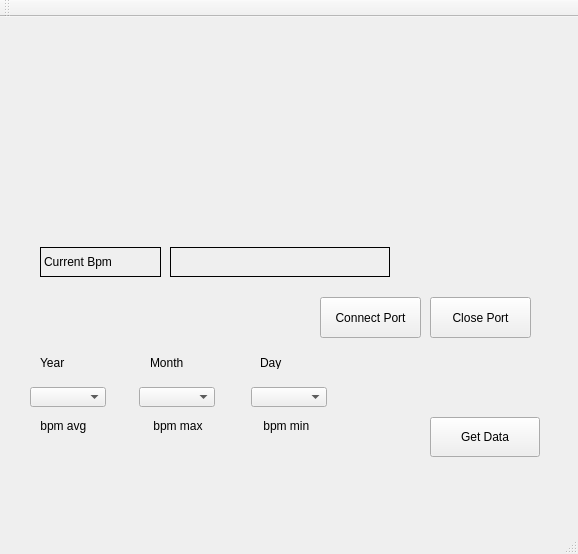
This is mainwindow.ui in twowings1029/Real_pro as Qt 5 draws it before an edit. The edited form follows.
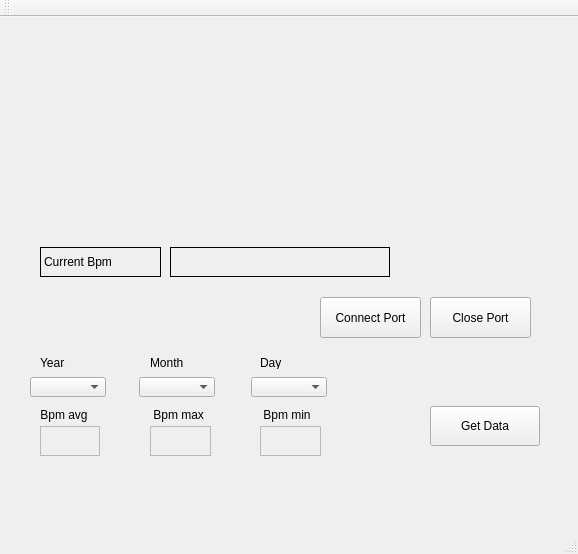
This is the edited form.

```diff
--- a/mainwindow.ui
+++ b/mainwindow.ui
@@ -89,7 +89,7 @@
     <property name="geometry">
      <rect>
       <x>430</x>
-      <y>400</y>
+      <y>389</y>
       <width>110</width>
       <height>40</height>
      </rect>
@@ -102,7 +102,7 @@
     <property name="geometry">
      <rect>
       <x>30</x>
-      <y>370</y>
+      <y>360</y>
       <width>76</width>
       <height>20</height>
      </rect>
@@ -112,7 +112,7 @@
     <property name="geometry">
      <rect>
       <x>139</x>
-      <y>370</y>
+      <y>360</y>
       <width>76</width>
       <height>20</height>
      </rect>
@@ -122,7 +122,7 @@
     <property name="geometry">
      <rect>
       <x>251</x>
-      <y>370</y>
+      <y>360</y>
       <width>76</width>
       <height>20</height>
      </rect>
@@ -171,24 +171,27 @@
     <property name="geometry">
      <rect>
       <x>37</x>
-      <y>401</y>
+      <y>390</y>
       <width>53</width>
       <height>16</height>
      </rect>
     </property>
     <property name="text">
-     <string> bpm avg</string>
+     <string> Bpm avg</string>
     </property>
    </widget>
    <widget class="QLabel" name="bpm_avg_label">
     <property name="geometry">
      <rect>
       <x>40</x>
-      <y>430</y>
-      <width>81</width>
-      <height>31</height>
+      <y>409</y>
+      <width>60</width>
+      <height>30</height>
      </rect>
     </property>
+    <property name="frameShape">
+     <enum>QFrame::StyledPanel</enum>
+    </property>
     <property name="text">
      <string/>
     </property>
@@ -197,37 +200,40 @@
     <property name="geometry">
      <rect>
       <x>150</x>
-      <y>401</y>
+      <y>390</y>
       <width>58</width>
       <height>16</height>
      </rect>
     </property>
     <property name="text">
-     <string> bpm max</string>
+     <string> Bpm max</string>
     </property>
    </widget>
    <widget class="QLabel" name="label_7">
     <property name="geometry">
      <rect>
       <x>260</x>
-      <y>401</y>
+      <y>390</y>
       <width>54</width>
       <height>16</height>
      </rect>
     </property>
     <property name="text">
-     <string> bpm min</string>
+     <string> Bpm min</string>
     </property>
    </widget>
    <widget class="QLabel" name="bpm_max_label">
     <property name="geometry">
      <rect>
       <x>150</x>
-      <y>430</y>
+      <y>409</y>
       <width>61</width>
-      <height>31</height>
+      <height>30</height>
      </rect>
     </property>
+    <property name="frameShape">
+     <enum>QFrame::StyledPanel</enum>
+    </property>
     <property name="text">
      <string/>
     </property>
@@ -236,11 +242,14 @@
     <property name="geometry">
      <rect>
       <x>260</x>
-      <y>430</y>
+      <y>409</y>
       <width>61</width>
-      <height>31</height>
+      <height>30</height>
      </rect>
     </property>
+    <property name="frameShape">
+     <enum>QFrame::StyledPanel</enum>
+    </property>
     <property name="text">
      <string/>
     </property>
```
